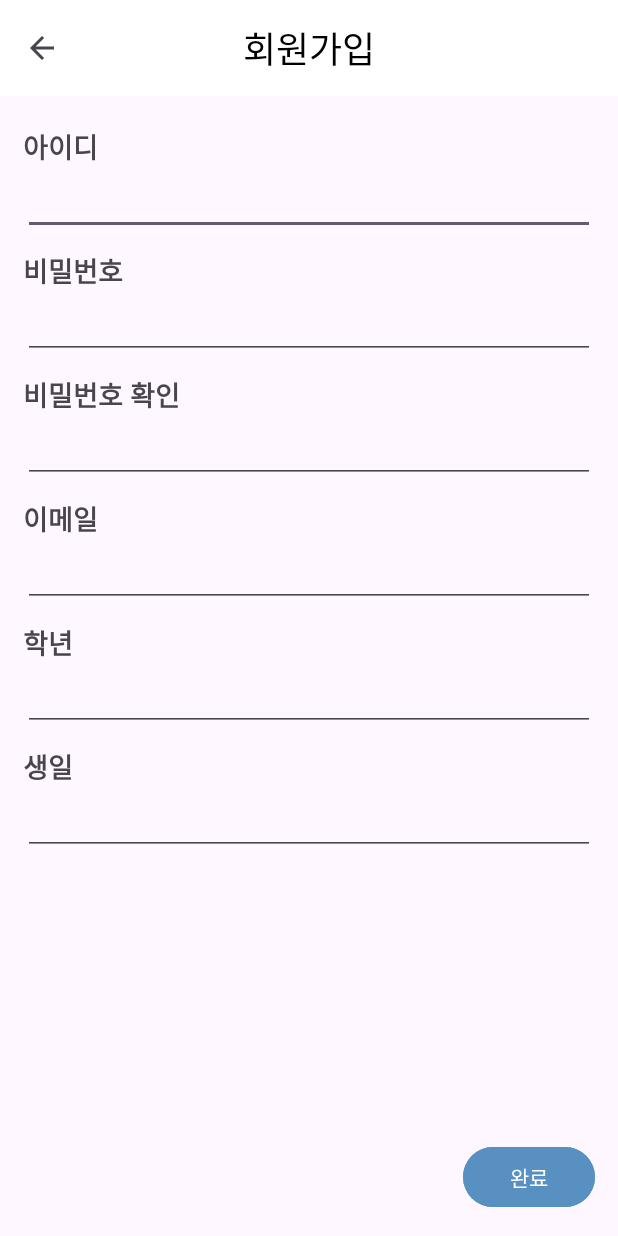
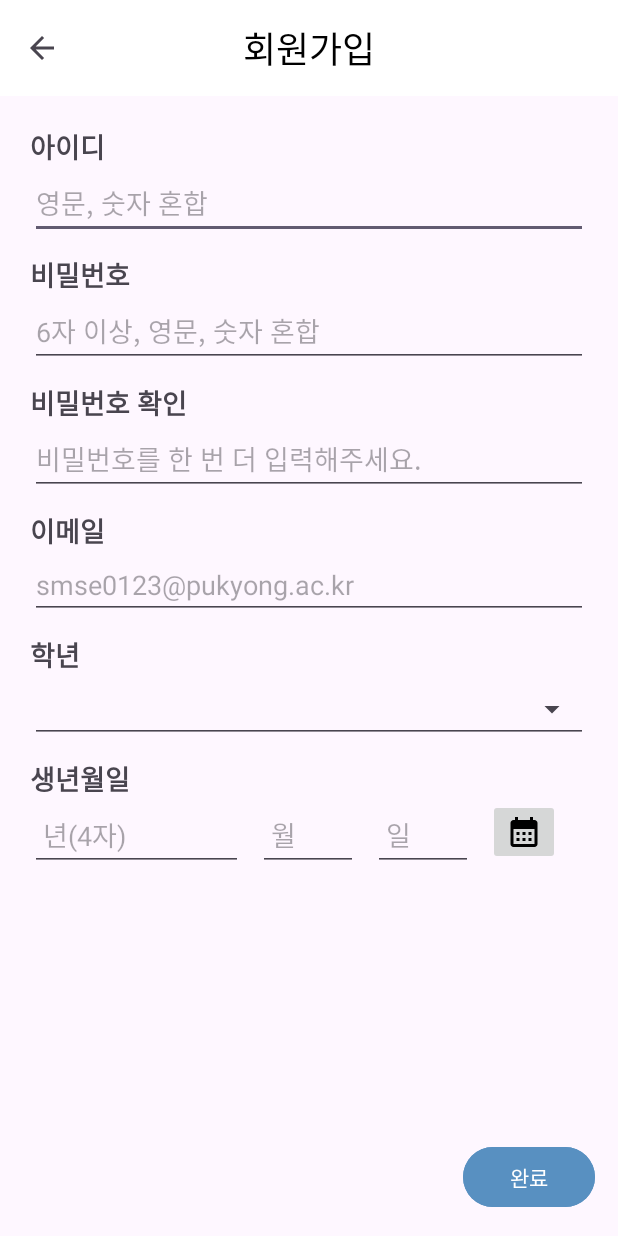
Before and after one commit to aong13/smse-notice, an Android app: the RegisterActivity2 screen opened directly, with no data from a screen before it, on a phone screen of 412 x 824 dp. Run offline under Robolectric (Android 15) with nearby library versions, the phone set to English and light mode, and no system bars.

Commit message:
Design : 회원가입(2) UI 수정, 다이얼로그 제거
- 오류로 인해 다이얼로그 제거
- 회원가입(2) hint 추가 및 입력 형태 조금 수정
- 달력으로 날짜 선택 기능 추가 예정

```diff
--- a/app/build.gradle
+++ b/app/build.gradle
@@ -1,6 +1,7 @@
 plugins {
     id 'com.android.application'
     id 'org.jetbrains.kotlin.android'
+    id 'kotlin-parcelize'
 }
 
 android {
--- /dev/null
+++ b/app/src/main/res/drawable/baseline_calendar_month_24.xml
@@ -0,0 +1,5 @@
+<vector android:height="24dp" android:tint="#000000"
+    android:viewportHeight="24" android:viewportWidth="24"
+    android:width="24dp" xmlns:android="http://schemas.android.com/apk/res/android">
+    <path android:fillColor="@android:color/white" android:pathData="M19,4h-1V2h-2v2H8V2H6v2H5C3.89,4 3.01,4.9 3.01,6L3,20c0,1.1 0.89,2 2,2h14c1.1,0 2,-0.9 2,-2V6C21,4.9 20.1,4 19,4zM19,20H5V10h14V20zM9,14H7v-2h2V14zM13,14h-2v-2h2V14zM17,14h-2v-2h2V14zM9,18H7v-2h2V18zM13,18h-2v-2h2V18zM17,18h-2v-2h2V18z"/>
+</vector>
--- /dev/null
+++ b/app/src/main/res/drawable/view_round_white.xml
@@ -0,0 +1,5 @@
+<?xml version="1.0" encoding="utf-8"?>
+<shape xmlns:android="http://schemas.android.com/apk/res/android">
+    <solid android:color="@color/white" />
+    <corners android:radius="6dp" />
+</shape>
--- a/app/src/main/res/layout/activity_register2.xml
+++ b/app/src/main/res/layout/activity_register2.xml
@@ -18,9 +18,10 @@
             android:layout_width="match_parent"
             android:layout_height="wrap_content"
             android:layout_gravity="center"
-            android:layout_marginHorizontal="15dp"
+            android:layout_marginHorizontal="20dp"
             android:layout_marginTop="20dp"
             android:orientation="vertical"
+            android:layout_weight="1"
             >
 
             <TextView
@@ -32,11 +33,9 @@
 
             <EditText
                 android:layout_width="match_parent"
-                android:layout_height="wrap_content"></EditText>
-
-            <Space
-                android:layout_width="match_parent"
-                android:layout_height="10dp" />
+                android:layout_height="wrap_content"
+                android:layout_marginBottom="10dp"
+                android:hint="영문, 숫자 혼합"></EditText>
 
             <TextView
                 android:layout_width="wrap_content"
@@ -47,11 +46,9 @@
 
             <EditText
                 android:layout_width="match_parent"
-                android:layout_height="wrap_content"></EditText>
-
-            <Space
-                android:layout_width="match_parent"
-                android:layout_height="10dp" />
+                android:layout_height="wrap_content"
+                android:hint="6자 이상, 영문, 숫자 혼합"
+                android:layout_marginBottom="10dp"></EditText>
 
             <TextView
                 android:layout_width="wrap_content"
@@ -62,11 +59,9 @@
 
             <EditText
                 android:layout_width="match_parent"
-                android:layout_height="wrap_content"></EditText>
-
-            <Space
-                android:layout_width="match_parent"
-                android:layout_height="10dp" />
+                android:layout_height="wrap_content"
+                android:layout_marginBottom="10dp"
+                android:hint="비밀번호를 한 번 더 입력해주세요."></EditText>
 
             <TextView
                 android:layout_width="wrap_content"
@@ -77,11 +72,9 @@
 
             <EditText
                 android:layout_width="match_parent"
-                android:layout_height="wrap_content"></EditText>
-
-            <Space
-                android:layout_width="match_parent"
-                android:layout_height="10dp" />
+                android:layout_height="wrap_content"
+                android:layout_marginBottom="10dp"
+                android:hint="smse0123@pukyong.ac.kr"></EditText>
 
             <TextView
                 android:layout_width="wrap_content"
@@ -90,35 +83,65 @@
                 android:textSize="18sp"
                 android:textStyle="bold"></TextView>
 
-            <EditText
+        <Spinner
+                android:id="@+id/spinner_grade"
                 android:layout_width="match_parent"
-                android:layout_height="wrap_content"></EditText>
-
-            <Space
-                android:layout_width="match_parent"
-                android:layout_height="10dp" />
+                android:layout_height="45dp"
+                android:layout_marginBottom="10dp"
+                style="@style/Widget.AppCompat.Spinner.Underlined"/>
 
             <TextView
                 android:layout_width="wrap_content"
                 android:layout_height="wrap_content"
-                android:text="생일"
+                android:text="생년월일"
                 android:textSize="18sp"
                 android:textStyle="bold"></TextView>
 
-            <EditText
+            <LinearLayout
                 android:layout_width="match_parent"
-                android:layout_height="wrap_content"></EditText>
-        </LinearLayout>
+                android:layout_height="match_parent"
+                android:orientation="horizontal"
+                android:weightSum="9">
 
+                <EditText
+                    android:id="@+id/year"
+                    android:layout_width="wrap_content"
+                    android:layout_height="wrap_content"
+                    android:layout_marginRight="10dp"
+                    android:layout_weight="4"
+                    android:hint=" 년(4자)"
+                    android:inputType="textPersonName"
+                    android:text="" />
 
-        <LinearLayout
-            android:layout_width="match_parent"
-            android:layout_height="match_parent"
-            android:layout_weight="1">
+                <EditText
+                    android:id="@+id/month"
+                    android:layout_width="wrap_content"
+                    android:layout_height="wrap_content"
+                    android:layout_marginRight="10dp"
+                    android:layout_weight="2"
+                    android:hint=" 월"
+                    android:text="" />
+                <EditText
+                    android:id="@+id/date"
+                    android:layout_width="wrap_content"
+                    android:layout_height="wrap_content"
+                    android:layout_marginRight="10dp"
+                    android:layout_weight="2"
+                    android:hint=" 일"
+                    android:text="" />
+                <ImageButton
+                    android:layout_width="wrap_content"
+                    android:layout_height="wrap_content"
+                    android:src="@drawable/baseline_calendar_month_24"
+                    ></ImageButton>
+
+            </LinearLayout>
+
 
         </LinearLayout>
 
         <Button
+            android:id="@+id/signup_done_btn"
             android:layout_width="wrap_content"
             android:layout_height="wrap_content"
             android:layout_gravity="right"
```
Also changed, not shown: app/src/main/AndroidManifest.xml (+4 -4 lines), app/src/main/java/com/example/smse_notice/LoginActivity.java (+11 -7 lines), app/src/main/java/com/example/smse_notice/RegisterActivity.java (+11 -20 lines), app/src/main/java/com/example/smse_notice/RegisterActivity2.java (+23 -0 lines), app/src/main/res/layout/dialog_yes.xml (deleted, +0 -46 lines), app/src/main/res/values/arrys.xml (added, +26 -0 lines).
